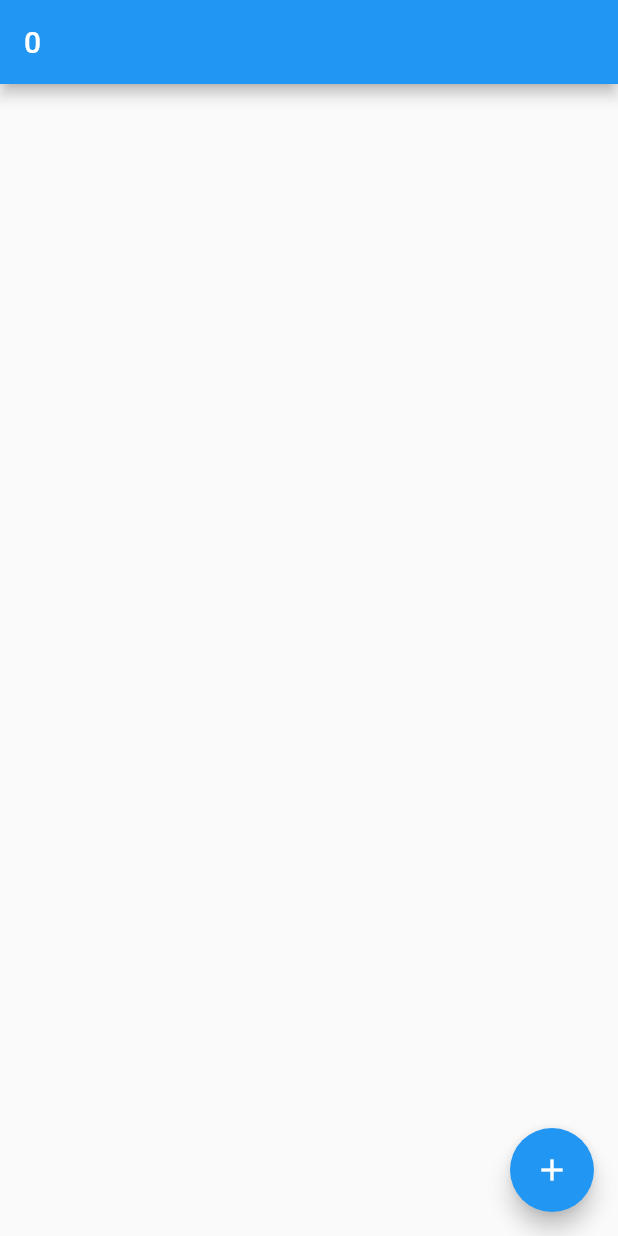
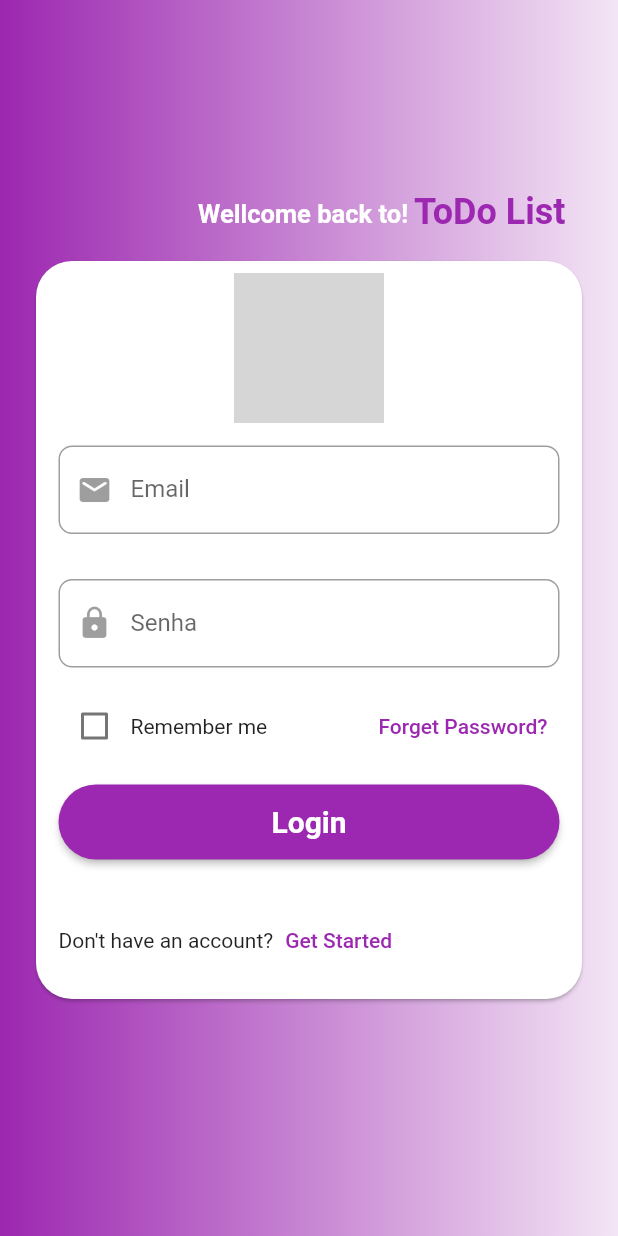
Before and after one commit to WemersonDamasceno/Flutter-com-Mobx, a Flutter app: the screen it shows after launch, on a phone screen of 412 x 824 dp. Run offline on Flutter 3.47's test engine with Material 2 defaults, Android fonts, the phone set to English and light mode, and no system bars; our stand-ins replace flutter_mobx, mobx; generated files the repository leaves out were written again; network calls fail; grey boxes are pictures that could not be loaded.

Commit message:
Adicionando uma tela de login para treinar mais o mobx

```diff
--- /dev/null
+++ b/lib/components/input_custom.dart
@@ -0,0 +1,45 @@
+import 'package:flutter/material.dart';
+
+class InputCustom extends StatelessWidget {
+  final String label;
+  final IconData icon;
+  final Widget? sufixIcon;
+  final TextInputType type;
+  final TextEditingController? txtController;
+  final GestureTapCallback? onPressIcon;
+  final bool isObscure;
+
+  const InputCustom(
+      {Key? key,
+      required this.label,
+      required this.icon,
+      this.sufixIcon,
+      required this.type,
+      this.txtController,
+      this.onPressIcon,
+      required this.isObscure})
+      : super(key: key);
+
+  @override
+  Widget build(BuildContext context) {
+    return TextField(
+      keyboardType: type,
+      obscureText: isObscure,
+      decoration: InputDecoration(
+        contentPadding: EdgeInsets.all(20),
+        labelText: label,
+        border: const OutlineInputBorder(
+          borderRadius: BorderRadius.all(
+            Radius.circular(9),
+          ),
+        ),
+        prefixIcon: IconButton(
+          icon: Icon(icon),
+          onPressed: onPressIcon,
+          color: const Color(0xFFBA2D0B),
+        ),
+        suffixIcon: sufixIcon,
+      ),
+    );
+  }
+}
--- a/lib/main.dart
+++ b/lib/main.dart
@@ -1,7 +1,7 @@
 import 'package:flutter/material.dart';
-import 'package:flutter_mobx/flutter_mobx.dart';
-import 'package:flutter_todo_mobx/models/todo.model.dart';
-import 'package:flutter_todo_mobx/stores/todo.store.dart';
+import 'package:flutter_todo_mobx/pages/home_page.dart';
+import 'package:flutter_todo_mobx/pages/login_page.dart';
+import 'package:flutter_todo_mobx/pages/splash_page.dart';
 
 void main(List<String> args) {
   runApp(const MyApp());
@@ -12,43 +12,17 @@ class MyApp extends StatelessWidget {
 
   @override
   Widget build(BuildContext context) {
-    return const MaterialApp(
-      home: HomePage(),
+    return MaterialApp(
+      theme: ThemeData(
+        primarySwatch: Colors.purple,
+      ),
+      home: LoginPage(),
+      initialRoute: '/',
+      routes: {
+        '/login': (context) => LoginPage(),
+        '/splash': (context) => SplashPage(),
+        '/home': (context) => HomePage(),
+      },
     );
   }
 }
-
-final todoStore = TodoStore();
-
-class HomePage extends StatelessWidget {
-  const HomePage({Key? key}) : super(key: key);
-
-  @override
-  Widget build(BuildContext context) {
-    return Scaffold(
-      appBar: AppBar(
-        title: Observer(
-          builder: (_) => Text('${todoStore.todos.length}'),
-        ),
-      ),
-      body: Container(
-        child: Observer(
-          builder: (_) => ListView.builder(
-            itemCount: todoStore.todos.length,
-            itemBuilder: (context, index) {
-              var todo = todoStore.todos[index];
-              return Text('${todo.title}');
-            },
-          ),
-        ),
-      ),
-      floatingActionButton: FloatingActionButton(
-        onPressed: () {
-          var todo = Todo(id: 1, title: "Teste", isDone: false);
-          todoStore.add(todo);
-        },
-        child: const Icon(Icons.add),
-      ),
-    );
-  }
-}
--- /dev/null
+++ b/lib/pages/home_page.dart
@@ -0,0 +1,39 @@
+import 'package:flutter/material.dart';
+import 'package:flutter_mobx/flutter_mobx.dart';
+import 'package:flutter_todo_mobx/models/todo.model.dart';
+import 'package:flutter_todo_mobx/stores/todo/todo.store.dart';
+
+class HomePage extends StatelessWidget {
+  final todoStore = TodoStore();
+
+  HomePage({Key? key}) : super(key: key);
+
+  @override
+  Widget build(BuildContext context) {
+    return Scaffold(
+      appBar: AppBar(
+        title: Observer(
+          builder: (_) => Text('${todoStore.todos.length}'),
+        ),
+      ),
+      body: Container(
+        child: Observer(
+          builder: (_) => ListView.builder(
+            itemCount: todoStore.todos.length,
+            itemBuilder: (context, index) {
+              var todo = todoStore.todos[index];
+              return Text('${todo.title}');
+            },
+          ),
+        ),
+      ),
+      floatingActionButton: FloatingActionButton(
+        onPressed: () {
+          var todo = Todo(id: 1, title: "Teste", isDone: false);
+          todoStore.add(todo);
+        },
+        child: const Icon(Icons.add),
+      ),
+    );
+  }
+}
--- /dev/null
+++ b/lib/pages/login_page.dart
@@ -0,0 +1,173 @@
+import 'package:flutter/material.dart';
+import 'package:flutter_todo_mobx/components/input_custom.dart';
+
+class LoginPage extends StatefulWidget {
+  const LoginPage({Key? key}) : super(key: key);
+
+  @override
+  State<LoginPage> createState() => _LoginPageState();
+}
+
+class _LoginPageState extends State<LoginPage> {
+  bool _checkbox = false;
+  @override
+  Widget build(BuildContext context) {
+    return Scaffold(
+      body: Container(
+          alignment: Alignment.center,
+          decoration: BoxDecoration(
+              gradient: LinearGradient(
+                  begin: Alignment.centerLeft,
+                  end: Alignment.centerRight,
+                  colors: [Colors.purple, Colors.purple.shade50])),
+          child: Padding(
+            padding: const EdgeInsets.all(20),
+            child: SizedBox(
+              height: 600,
+              width: double.infinity,
+              child: Column(
+                children: [
+                  Padding(
+                    padding: const EdgeInsets.all(15),
+                    child: Row(
+                      mainAxisAlignment: MainAxisAlignment.end,
+                      children: [
+                        Padding(
+                          padding: const EdgeInsets.only(top: 3, right: 4),
+                          child: Text(
+                            "Wellcome back to!",
+                            style: TextStyle(
+                              color: Colors.white,
+                              fontWeight: FontWeight.bold,
+                              fontSize: 17,
+                            ),
+                          ),
+                        ),
+                        Text(
+                          "ToDo List",
+                          style: TextStyle(
+                            color: Colors.purple,
+                            fontWeight: FontWeight.bold,
+                            fontSize: 24,
+                          ),
+                        ),
+                      ],
+                    ),
+                  ),
+                  Card(
+                    shape: RoundedRectangleBorder(
+                      borderRadius: BorderRadius.circular(24.0),
+                    ),
+                    clipBehavior: Clip.antiAlias,
+                    child: Column(
+                      mainAxisAlignment: MainAxisAlignment.center,
+                      children: [
+                        Column(
+                          children: [
+                            Padding(
+                              padding: const EdgeInsets.only(top: 8.0),
+                              child: Image.network(
+                                "https://fossildigital.com.br/wordpress/wp-content/uploads/2017/01/check.png",
+                                height: 100,
+                                width: 100,
+                                color: Colors.purple,
+                              ),
+                            ),
+                            Padding(
+                              padding: const EdgeInsets.all(15),
+                              child: InputCustom(
+                                label: "Email",
+                                icon: Icons.email_rounded,
+                                isObscure: false,
+                                type: TextInputType.emailAddress,
+                              ),
+                            ),
+                            Padding(
+                              padding: const EdgeInsets.all(15),
+                              child: InputCustom(
+                                label: "Senha",
+                                icon: Icons.lock,
+                                type: TextInputType.name,
+                                isObscure: true,
+                              ),
+                            ),
+                            Padding(
+                              padding: const EdgeInsets.only(left: 15.0),
+                              child: Row(
+                                mainAxisAlignment:
+                                    MainAxisAlignment.spaceBetween,
+                                children: [
+                                  Row(
+                                    children: [
+                                      Checkbox(
+                                        value: _checkbox,
+                                        onChanged: (value) {
+                                          setState(() {
+                                            _checkbox = !_checkbox;
+                                          });
+                                        },
+                                      ),
+                                      Text('Remember me'),
+                                    ],
+                                  ),
+                                  Padding(
+                                    padding: const EdgeInsets.only(right: 15.0),
+                                    child: TextButton(
+                                      onPressed: () {},
+                                      child: Text(
+                                        "Forget Password?",
+                                        style: TextStyle(),
+                                      ),
+                                    ),
+                                  ),
+                                ],
+                              ),
+                            ),
+                            Padding(
+                              padding: const EdgeInsets.all(15),
+                              child: SizedBox(
+                                height: 50,
+                                width: double.infinity,
+                                child: ElevatedButton(
+                                  style: ElevatedButton.styleFrom(
+                                    primary: Colors.purple,
+                                    shape: StadiumBorder(),
+                                  ),
+                                  onPressed: () {
+                                    Navigator.popAndPushNamed(context, "/home");
+                                  },
+                                  child: Text(
+                                    "Login",
+                                    style: TextStyle(
+                                      color: Colors.white,
+                                      fontSize: 20,
+                                      fontWeight: FontWeight.bold,
+                                    ),
+                                  ),
+                                ),
+                              ),
+                            ),
+                            Padding(
+                              padding: const EdgeInsets.all(15),
+                              child: Row(
+                                children: [
+                                  Text("Don't have an account?"),
+                                  TextButton(
+                                    onPressed: () {},
+                                    child: Text("Get Started"),
+                                  ),
+                                ],
+                              ),
+                            )
+                          ],
+                        ),
+                      ],
+                    ),
+                  ),
+                ],
+              ),
+            ),
+          )),
+    );
+  }
+}
--- /dev/null
+++ b/lib/pages/splash_page.dart
@@ -0,0 +1,10 @@
+import 'package:flutter/material.dart';
+
+class SplashPage extends StatelessWidget {
+  const SplashPage({Key? key}) : super(key: key);
+
+  @override
+  Widget build(BuildContext context) {
+    return Container();
+  }
+}
--- a/lib/stores/todo.store.dart
+++ b/lib/stores/todo/todo.store.dart
@@ -1,6 +1,8 @@
 import 'package:mobx/mobx.dart';
 import 'package:flutter_todo_mobx/models/todo.model.dart';
 part 'todo.store.g.dart';
+//Gerar o codigo
+//flutter packages pub run build_runner build
 
 class TodoStore = _TodoStore with _$TodoStore;
 
```
Also changed, not shown: lib/stores/todo/todo.store.g.dart (renamed from lib/stores/todo.store.g.dart).
